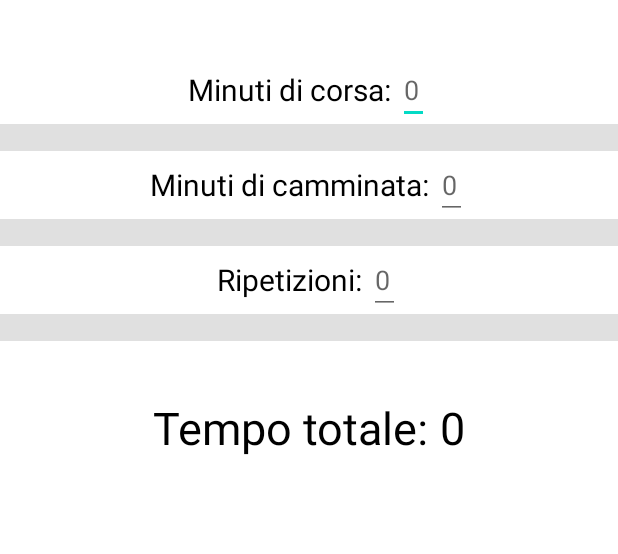
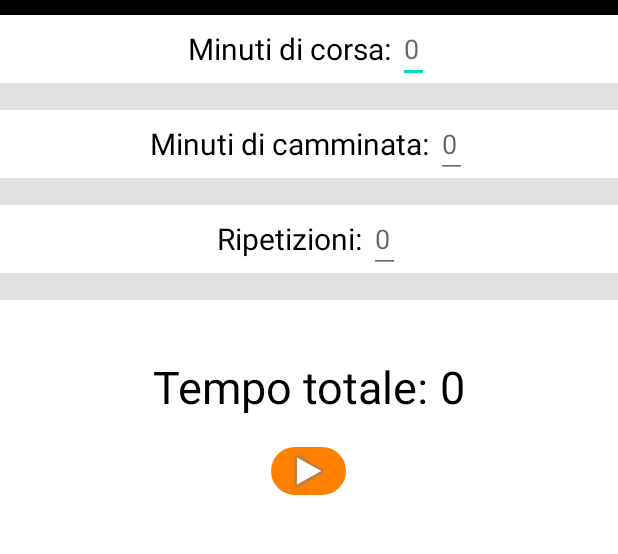
Before and after one commit to NOT-FRY/MyJog, an Android app: the screen it shows after launch (MainActivity), on a phone screen of 412 x 824 dp, the part 139-693 px from its top. Run offline under Robolectric (Android 15) with nearby library versions, the phone set to English and light mode, and no system bars.

Commit message:
Countdown

```diff
--- a/app/src/main/java/com/running/myjog/MainActivity.java
+++ b/app/src/main/java/com/running/myjog/MainActivity.java
@@ -3,12 +3,63 @@ package com.running.myjog;
 import androidx.appcompat.app.AppCompatActivity;
 
 import android.os.Bundle;
+import android.os.CountDownTimer;
+import android.text.Editable;
+import android.util.Log;
+import android.view.View;
+import android.widget.EditText;
+import android.widget.TextView;
+import android.widget.Toast;
 
 public class MainActivity extends AppCompatActivity {
+
+    private EditText corsa,camminata,ripetizioni;
+    private TextView tempo,countdown;
 
     @Override
     protected void onCreate(Bundle savedInstanceState) {
         super.onCreate(savedInstanceState);
         setContentView(R.layout.activity_main);
+        corsa=findViewById(R.id.corsa);
+        camminata=findViewById(R.id.camminata);
+        ripetizioni=findViewById(R.id.ripetizioni);
+        tempo=findViewById(R.id.tempo);
+        countdown=findViewById(R.id.countdown);
+    }
+
+    public void start(View v){
+        if(checkParameters(corsa)&&checkParameters(camminata)&&checkParameters(ripetizioni)){
+            int tempoTotale = 0;
+            try{
+                int co = Integer.parseInt(corsa.getText().toString());
+                int ca = Integer.parseInt(camminata.getText().toString());
+                tempoTotale = (co+ca)*Integer.parseInt(ripetizioni.getText().toString());
+            }catch(Exception e){
+
+            }
+            tempo.setText(tempoTotale+" minuti");
+
+            new CountDownTimer(5000, 1000) {
+
+                public void onTick(long millisUntilFinished) {
+                    countdown.setText("" + ((millisUntilFinished / 1000)+1));
+                }
+
+                public void onFinish() {
+                    countdown.setText("done!");
+                }
+            }.start();
+
+        }else{
+            Toast.makeText(this,"Per favore, riempi tutti i campi",Toast.LENGTH_SHORT).show();
+        }
+    }
+
+    public boolean checkParameters(EditText e){
+        if(e.getText()!=null && e.getText().toString()!=null && !e.getText().toString().trim().equals("") && e.getText().toString().matches("^[0-9]*$")) {
+            return true;
+        }
+        else
+            return false;
     }
 }
--- /dev/null
+++ b/app/src/main/res/drawable/roundedbutton.xml
@@ -0,0 +1,9 @@
+<?xml version="1.0" encoding="utf-8"?>
+<shape xmlns:android="http://schemas.android.com/apk/res/android"
+    android:shape="rectangle">
+    <solid android:color="#ff8000" />
+    <corners android:bottomRightRadius="200dp"
+        android:bottomLeftRadius="200dp"
+        android:topRightRadius="200dp"
+        android:topLeftRadius="200dp"/>
+</shape>
--- a/app/src/main/res/layout/activity_main.xml
+++ b/app/src/main/res/layout/activity_main.xml
@@ -34,7 +34,11 @@
 
         <FrameLayout
             android:layout_width="match_parent"
-            android:layout_height="37dp"></FrameLayout>
+            android:layout_height="10dp"
+            android:background="@color/black"
+            ></FrameLayout>
+
+
 
 
         <LinearLayout
@@ -52,6 +56,7 @@
                 android:textSize="20dp" />
 
             <EditText
+                android:id="@+id/corsa"
                 android:layout_width="wrap_content"
                 android:layout_height="wrap_content"
                 android:hint="0" />
@@ -78,6 +83,7 @@
                 android:textSize="20dp" />
 
             <EditText
+                android:id="@+id/camminata"
                 android:layout_width="wrap_content"
                 android:layout_height="wrap_content"
                 android:hint="0" />
@@ -104,18 +110,23 @@
                 android:textSize="20dp" />
 
             <EditText
+                android:id="@+id/ripetizioni"
                 android:layout_width="wrap_content"
                 android:layout_height="wrap_content"
-                android:hint="0" />
+                android:hint="0"
+                />
         </LinearLayout>
+
         <View
             android:id="@+id/divider3"
             android:layout_width="match_parent"
             android:layout_height="18dp"
             android:background="?android:attr/listDivider" />
+
         <FrameLayout
             android:layout_width="match_parent"
             android:layout_height="37dp"></FrameLayout>
+
         <LinearLayout
             android:layout_width="match_parent"
             android:layout_height="wrap_content"
@@ -142,6 +153,45 @@
 
         </LinearLayout>
 
+        <FrameLayout
+            android:layout_width="match_parent"
+            android:layout_height="20dp"></FrameLayout>
+
+        <LinearLayout
+            android:layout_width="match_parent"
+            android:layout_height="wrap_content"
+            android:gravity="center"
+            android:orientation="horizontal">
+
+            <ImageButton
+                android:id="@+id/imageButton"
+                android:layout_width="50dp"
+                android:layout_height="wrap_content"
+                android:background="@drawable/roundedbutton"
+                app:srcCompat="@android:drawable/ic_media_play"
+                android:onClick="start"/>
+
+        </LinearLayout>
+
+        <FrameLayout
+            android:layout_width="match_parent"
+            android:layout_height="10dp"></FrameLayout>
+
+        <LinearLayout
+            android:layout_width="match_parent"
+            android:layout_height="wrap_content"
+            android:gravity="center"
+            android:orientation="horizontal">
+
+            <TextView
+                android:id="@+id/countdown"
+                android:layout_width="wrap_content"
+                android:layout_height="wrap_content"
+                android:textSize="150dp"
+                android:textColor="#ff8000"/>
+
+        </LinearLayout>
+
     </LinearLayout>
 
 </RelativeLayout>
```
